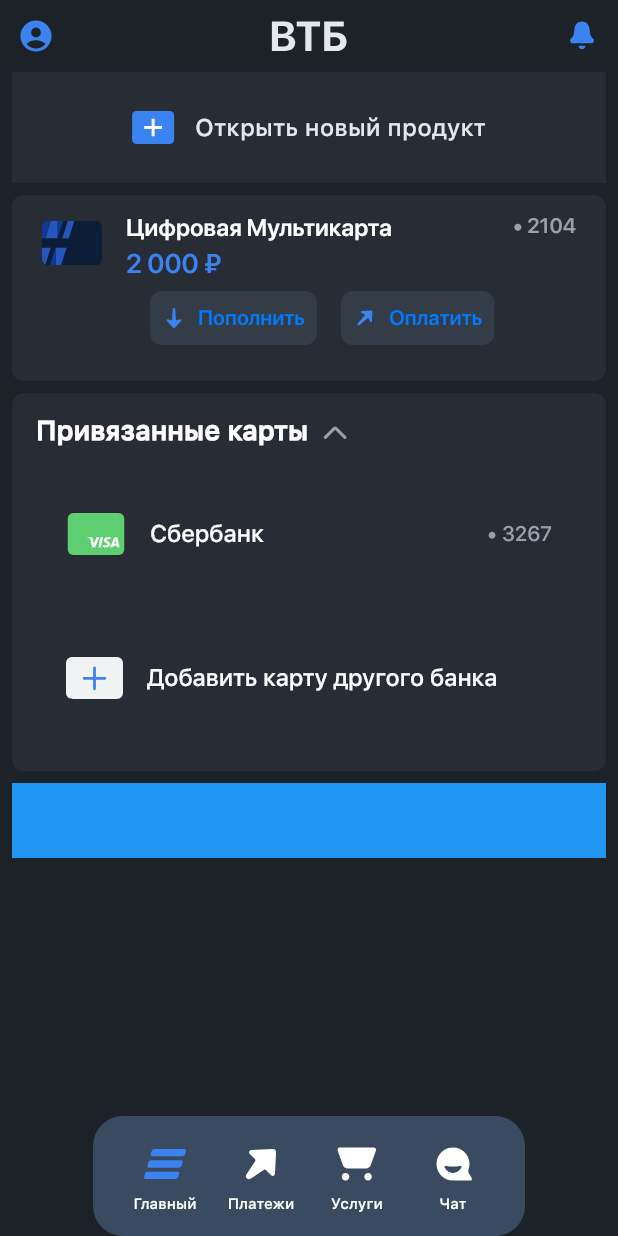
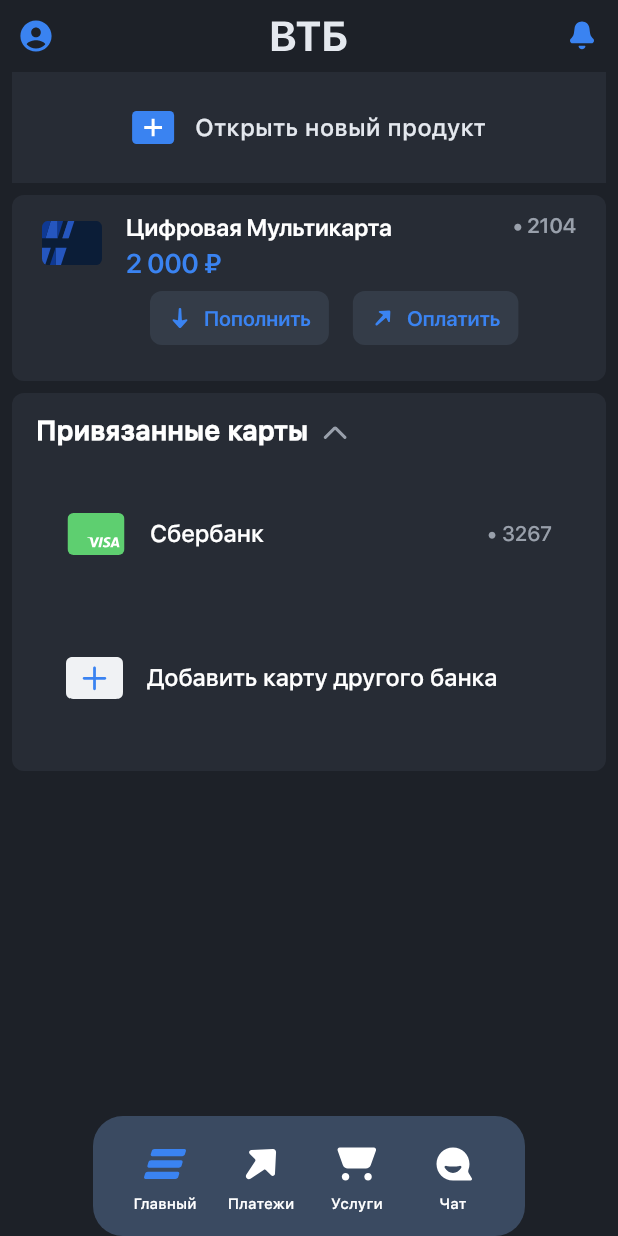
Before and after one commit to admiral-team/bank-lite-demo, a Flutter app: the screen it shows after launch, on a phone screen of 412 x 824 dp. Run offline on Flutter 3.47's test engine with Material 2 defaults, Android fonts, the phone set to English and light mode, and no system bars; our stand-ins replace flutter_svg.

Commit message:
Fix buttons and models for

```diff
--- a/lib/components/card_cell.dart
+++ b/lib/components/card_cell.dart
@@ -1,5 +1,6 @@
 import 'package:bank_lite/generated/assets.gen.dart';
 import 'package:bank_lite/generated/fonts.gen.dart';
+import 'package:flutter/cupertino.dart';
 import 'package:flutter/material.dart';
 
 // TODO: Opacity animation on buttons: spacing between buttons
@@ -115,43 +116,77 @@ class _CardButtons extends StatelessWidget {
   Widget build(BuildContext context) {
     return Row(crossAxisAlignment: CrossAxisAlignment.start, children: [
       const SizedBox(width: 72.0),
-      SizedBox(
-          height: 36.0,
-          child: TextButton.icon(
-            style: TextButton.styleFrom(
-              textStyle: const TextStyle(
-                  color: Color(0xFF3A83F1),
-                  fontSize: 14.0,
-                  fontWeight: FontWeight.w600,
-                  fontFamily: FontFamily.sfProDisplay),
-              backgroundColor: const Color(0xFF343C48),
-              shape: RoundedRectangleBorder(
-                borderRadius: BorderRadius.circular(8.0),
-              ),
-            ),
-            onPressed: addPressed,
-            icon: Assets.lib.assets.images.add.svg(height: 16.0, width: 16.0),
-            label: const Text('Пополнить'),
-          )),
+      CardButtonWidget(
+        title: "Пополнить",
+         icon: Assets.lib.assets.images.add,
+         onPressed: addPressed),
       const SizedBox(width: 16.0),
-      SizedBox(
-          height: 36.0,
-          child: TextButton.icon(
-            style: TextButton.styleFrom(
-              textStyle: const TextStyle(
-                  color: Color(0xFF3A83F1),
-                  fontSize: 14.0,
-                  fontWeight: FontWeight.w600,
-                  fontFamily: FontFamily.sfProDisplay),
-              backgroundColor: const Color(0xFF343C48),
-              shape: RoundedRectangleBorder(
-                borderRadius: BorderRadius.circular(8.0),
-              ),
-            ),
-            onPressed: sendPressed,
-            icon: Assets.lib.assets.images.send.svg(height: 16.0, width: 16.0),
-            label: const Text('Оплатить'),
-          )),
+      CardButtonWidget(
+        title: "Оплатить",
+         icon: Assets.lib.assets.images.send,
+         onPressed: sendPressed),
     ]);
   }
 }
+
+class CardButtonWidget extends StatefulWidget {
+  final String title;
+  final SvgGenImage icon;
+  final VoidCallback? onPressed;
+
+  const CardButtonWidget({
+    Key? key,
+    required this.title,
+    required this.icon,
+    this.onPressed,
+  }) : super(key: key);
+
+  @override
+  State<CardButtonWidget> createState() => _CardButtonWidgetState();
+}
+
+class _CardButtonWidgetState extends State<CardButtonWidget> {
+  double _opacity = 1.0;
+
+  @override
+  Widget build(BuildContext context) {
+    return GestureDetector(
+      onTap: () => widget.onPressed?.call(),
+      onTapUp: (_) => setHighlighted(false),
+      onTapDown: (_) => setHighlighted(true),
+      onTapCancel: () => setHighlighted(false),
+      child: Opacity(
+        opacity: _opacity,
+        child: Container(
+            padding:
+              const EdgeInsets.only(left: 12.0, top: 10.0, right: 12.0, bottom: 10.0),
+            height: 36.0,
+            decoration: BoxDecoration(
+              color: const Color(0xFF343C48),
+              borderRadius: BorderRadius.circular(8.0),
+            ),
+            child: Row(crossAxisAlignment: CrossAxisAlignment.start, children: [
+                widget.icon.svg(height: 16.0, width: 16.0),
+                const SizedBox(width: 8.0),
+                Text(
+                  widget.title,
+                  overflow: TextOverflow.ellipsis,
+                  textAlign: TextAlign.center,
+                  style: const TextStyle(
+                      color: Color(0xFF3A83F1),
+                      fontSize: 14.0,
+                      fontWeight: FontWeight.w600,
+                      fontFamily: FontFamily.sfProDisplay),
+                ),
+              ]),
+          ),
+      ),
+    );
+  }
+
+  setHighlighted(bool highlighted) {
+    setState(() {
+      _opacity = highlighted ? 0.7 : 1.0;
+    });
+  }
+}
--- a/lib/screens/home_screen.dart
+++ b/lib/screens/home_screen.dart
@@ -11,9 +11,29 @@ abstract class HomeScreenModel {
 }
 
 class BannerScreenModel extends HomeScreenModel {
-  int index;
-  BannerScreenModel({required this.index});
+  VoidCallback? onPressed;
+  BannerScreenModel({required this.onPressed});
 }
+
+class CardCellModel extends HomeScreenModel {
+  final String title;
+  final String balance;
+  final String cardNumber;
+  final SvgGenImage icon;
+  final VoidCallback? addPressed;
+  final VoidCallback? sendPressed;
+
+  CardCellModel(
+      {Key? key,
+      required this.title,
+      required this.balance,
+      required this.cardNumber,
+      required this.icon,
+      this.addPressed,
+      this.sendPressed});
+}
+
+class CardsWidgetModel extends HomeScreenModel {}
 
 class HomeScreen extends StatefulWidget {
   const HomeScreen({Key? key}) : super(key: key);
@@ -24,10 +44,19 @@ class HomeScreen extends StatefulWidget {
 
 class _HomeScreenState extends State<HomeScreen> {
   final List<HomeScreenModel> _items = [
-    BannerScreenModel(index: 0),
-    BannerScreenModel(index: 1),
-    BannerScreenModel(index: 2),
-    BannerScreenModel(index: 3),
+    BannerScreenModel(onPressed: () {}),
+    CardCellModel(
+        title: "Цифровая Мультикарта",
+        balance: "2 000 ₽",
+        cardNumber: "• 2104",
+        icon: Assets.lib.assets.images.card,
+        addPressed: () {
+          print("TAP add Pressed");
+        },
+        sendPressed: () {
+          print("TAP send Pressed");
+        }),
+    CardsWidgetModel()
   ];
 
   @override
@@ -52,35 +81,19 @@ class _HomeScreenState extends State<HomeScreen> {
               itemBuilder: (ctx, index) {
                 final item = _items[index];
                 if (item is BannerScreenModel) {
-                  switch (item.index) {
-                    case 0:
-                      return AddNewWidget(onPressed: () {
-                        print("TAP");
-                      });
-                    case 1:
-                      return CardCellWidget(
-                          title: "Цифровая Мультикарта",
-                          balance: "2 000 ₽",
-                          cardNumber: "• 2104",
-                          icon: Assets.lib.assets.images.card,
-                          addPressed: () {
-                            print("TAP add Pressed");
-                          },
-                          sendPressed: () {
-                            print("TAP send Pressed");
-                          });
-                    case 2:
-                      return const CardsWidget();
-                    case 3:
-                      return Container(
-                          height: 50.0,
-                          width: double.infinity,
-                          color: Colors.blue);
-                  }
-                  return Container();
-                } else {
-                  return Container();
+                  return AddNewWidget(onPressed: item.onPressed);
+                } else if (item is CardCellModel) {
+                  return CardCellWidget(
+                          title: item.title,
+                          balance: item.balance,
+                          cardNumber: item.cardNumber,
+                          icon: item.icon,
+                          addPressed: item.addPressed,
+                          sendPressed: item.sendPressed);
+                } else if (item is CardsWidgetModel) {
+                  return const CardsWidget();
                 }
+                return Container();
               },
               separatorBuilder: (ctx, index) {
                 return const SizedBox(height: 8);
```
Also changed, not shown: 1 other file.
